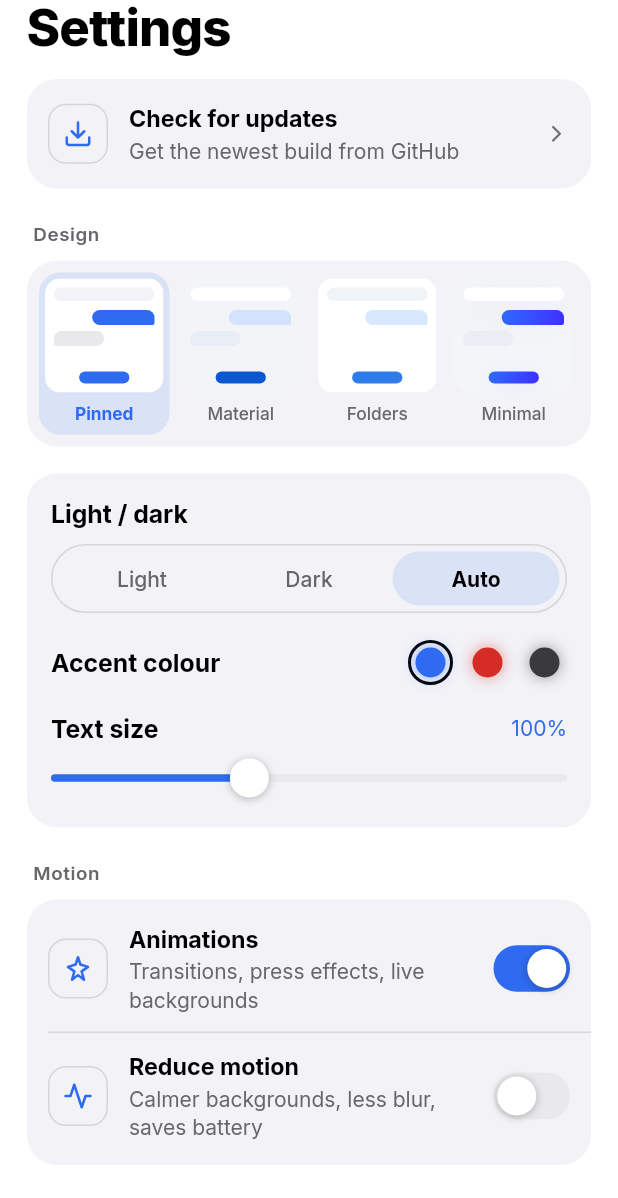
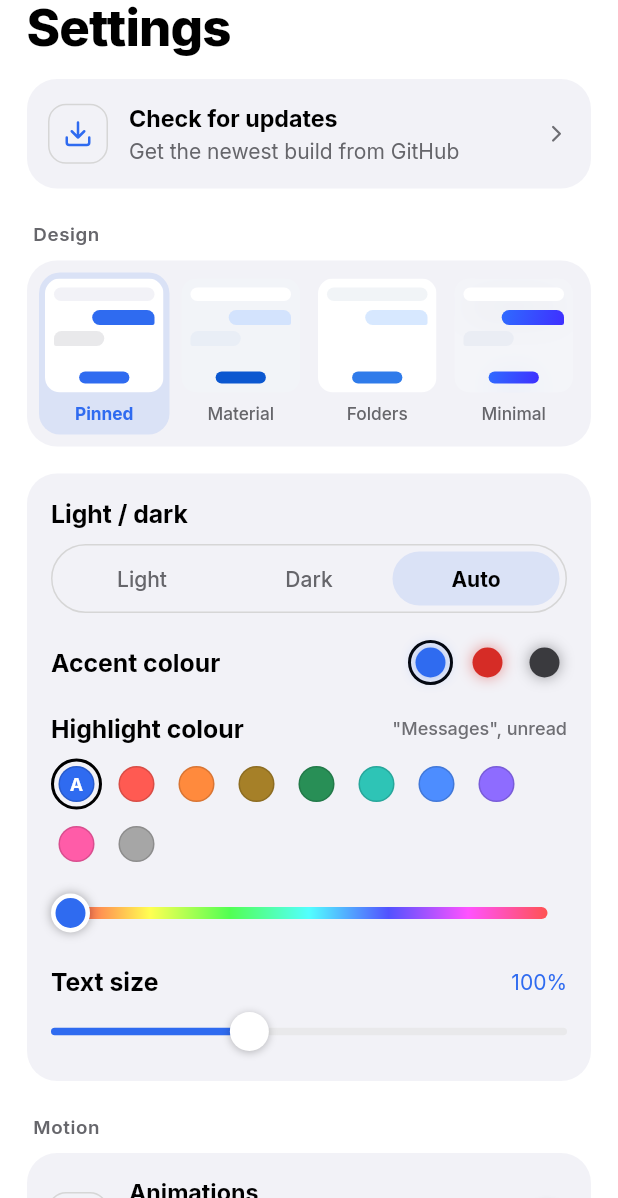
Before and after one commit to BlessJrz/Relay, a Flutter app: the SettingsScreen widget shown alone on an empty page, opened directly, on a phone screen of 412 x 824 dp, the part 38-1236 px from its top. Run offline on Flutter 3.47's test engine with Material 3 defaults, Android fonts, the phone set to English and light mode, and no system bars; our stand-ins replace camera, connectivity_plus, firebase_core, firebase_messaging, flutter_local_notifications, flutter_secure_storage and 7 more; missing offline and left inert: gal, mobile_scanner, photo_manager, record; accounts and stored records are empty.

Commit message:
Quick two-state home header; pick your own highlight colour
- Material home header now has two states, like Google Messages: big title
  in the middle, or small title in the top bar. A swipe up snaps it to the
  bar and a swipe down at the top snaps it back, in about 0.2 s, instead of
  following the scroll slowly. Unfolded it's always the small top-left title.
- Settings > Highlight colour: swatches plus a rainbow slider for the colour
  of "Messages", unread badges and times (the red bits). "A" = design default.

Co-Authored-By: Claude Opus 5.5 <noreply@anthropic.com>

```diff
--- a/lib/skins/messengers.dart
+++ b/lib/skins/messengers.dart
@@ -324,9 +324,9 @@ class MaterialSkin extends FlatSkin {
   @override
   Color outgoingText(Palette p) => p.dark ? p.text : const Color(0xFF041E49);
   @override
-  Color badge(Palette p) => p.dark ? const Color(0xFFFF6B63) : const Color(0xFFC0262D);
+  Color badge(Palette p) => p.highlight ?? (p.dark ? const Color(0xFFFF6B63) : const Color(0xFFC0262D));
   @override
-  Color onBadge(Palette p) => p.dark ? const Color(0xFF2A0A08) : const Color(0xFFFFFFFF);
+  Color onBadge(Palette p) => p.highlight != null ? Skin.inkOn(p.highlight!) : (p.dark ? const Color(0xFF2A0A08) : const Color(0xFFFFFFFF));
 
   AccentChoice _accentOf(Palette p) => accents.firstWhere((a) => a.dark == p.accent || a.light == p.accent, orElse: () => accents.first);
 
@@ -420,9 +420,9 @@ class FoldersSkin extends FlatSkin {
   @override
   Color outgoingText(Palette p) => p.dark ? const Color(0xFFFFFFFF) : const Color(0xFF0F1722);
   @override
-  Color badge(Palette p) => p.dark ? const Color(0xFFE5383B) : const Color(0xFFD2343A);
+  Color badge(Palette p) => p.highlight ?? (p.dark ? const Color(0xFFE5383B) : const Color(0xFFD2343A));
   @override
-  Color onBadge(Palette p) => const Color(0xFFFFFFFF);
+  Color onBadge(Palette p) => p.highlight != null ? Skin.inkOn(p.highlight!) : const Color(0xFFFFFFFF);
 
   @override
   Palette palette(bool dark, int accent) {
--- a/lib/skins/skin.dart
+++ b/lib/skins/skin.dart
@@ -26,7 +26,11 @@ class Palette {
   final Color danger;
   final List<Color> avatars;
 
+  /// The colour you picked for "Messages", unread badges and times (null = the design's own).
+  final Color? highlight;
+
   const Palette({
+    this.highlight,
     required this.dark,
     required this.bg,
     required this.surface,
@@ -48,7 +52,8 @@ class Palette {
     this.avatars = const [],
   });
 
-  Palette copyWith({Color? bg}) => Palette(
+  Palette copyWith({Color? bg, Color? highlight}) => Palette(
+        highlight: highlight ?? this.highlight,
         dark: dark,
         bg: bg ?? this.bg,
         surface: surface,
@@ -110,9 +115,12 @@ abstract class Skin {
   Color outgoingBubble(Palette p) => p.accent;
   Color outgoingText(Palette p) => p.onAccent;
 
-  /// Unread counts.
-  Color badge(Palette p) => p.accent;
-  Color onBadge(Palette p) => p.onAccent;
+  /// Unread counts, unread times and the "Messages" title. Your own pick wins.
+  Color badge(Palette p) => p.highlight ?? p.accent;
+  Color onBadge(Palette p) => p.highlight != null ? inkOn(p.highlight!) : p.onAccent;
+
+  /// Black or white, whichever reads better on [c].
+  static Color inkOn(Color c) => c.computeLuminance() > .4 ? const Color(0xFF111318) : const Color(0xFFFFFFFF);
 
   /// The floating "new message" button and the icon on it.
   Color fab(Palette p) => p.accent;
--- a/lib/state/settings.dart
+++ b/lib/state/settings.dart
@@ -56,6 +56,21 @@ class Settings extends ChangeNotifier {
   int accentFor(DesignId d) => prefs.getInt('accent_${d.name}') ?? 0;
   void setAccent(DesignId d, int i) {
     prefs.setInt('accent_${d.name}', i);
+    notifyListeners();
+  }
+
+  /// Your colour for "Messages", unread badges and times. Null = the design's own.
+  Color? get highlight {
+    final v = prefs.getInt('highlight_color');
+    return v == null ? null : Color(v);
+  }
+
+  set highlight(Color? c) {
+    if (c == null) {
+      prefs.remove('highlight_color');
+    } else {
+      prefs.setInt('highlight_color', c.toARGB32());
+    }
     notifyListeners();
   }
 
--- a/lib/ui/kit/scope.dart
+++ b/lib/ui/kit/scope.dart
@@ -60,5 +60,29 @@ Palette paletteFor(Settings s, Brightness platform) {
     ThemeModeChoice.light => false,
     ThemeModeChoice.system => platform == Brightness.dark,
   };
-  return skin.palette(dark, s.accentFor(s.design));
+  final p = skin.palette(dark, s.accentFor(s.design));
+  final h = s.highlight;
+  return h == null ? p : p.copyWith(highlight: highlightFor(h, dark));
 }
+
+/// Your highlight colour, nudged so it stays readable: very light picks get
+/// darker on a white background, very dark picks get lighter on black.
+Color highlightFor(Color c, bool dark) {
+  final l = c.computeLuminance();
+  if (!dark && l > .45) return Color.lerp(c, const Color(0xFF000000), .35)!;
+  if (dark && l < .06) return Color.lerp(c, const Color(0xFFFFFFFF), .35)!;
+  return c;
+}
+
+/// Colours offered for the highlight (the design's own red is "Default").
+const highlightChoices = <Color>[
+  Color(0xFFFF5A52), // red
+  Color(0xFFFF8A3D), // orange
+  Color(0xFFFFC53D), // gold
+  Color(0xFF3DDC84), // green
+  Color(0xFF2EC4B6), // teal
+  Color(0xFF4D8DFF), // blue
+  Color(0xFF8E6CFF), // purple
+  Color(0xFFFF5CA8), // pink
+  Color(0xFFFFFFFF), // white
+];
--- a/lib/ui/screens/settings_screen.dart
+++ b/lib/ui/screens/settings_screen.dart
@@ -78,6 +78,8 @@ class SettingsScreen extends StatelessWidget {
                 ),
               ),
           ]),
+          const SizedBox(height: 18),
+          const _HighlightPicker(),
           const SizedBox(height: 18),
           Row(children: [
             Expanded(child: Text('Text size', style: skin.headline(p))),
@@ -195,6 +197,84 @@ class SettingsScreen extends StatelessWidget {
         ],
       ),
     );
+  }
+}
+
+/// Your own colour for "Messages", unread badges and times: a few swatches,
+/// plus a rainbow slider for any colour.
+class _HighlightPicker extends StatelessWidget {
+  const _HighlightPicker();
+
+  @override
+  Widget build(BuildContext context) {
+    final skin = context.skin, p = context.pal, s = context.settings;
+    final mine = s.highlight;
+    final designDefault = skin.badge(skin.palette(p.dark, s.accentFor(s.design)));
+    Widget dot(Color c, bool on, VoidCallback tap, {String? label, Widget? inner}) => Semantics(
+          button: true,
+          selected: on,
+          label: label,
+          child: Pressable(
+            onTap: tap,
+            builder: (_) => AnimatedContainer(
+              duration: const Duration(milliseconds: 200),
+              width: 34,
+              height: 34,
+              padding: const EdgeInsets.all(3),
+              decoration: BoxDecoration(shape: BoxShape.circle, border: Border.all(color: on ? p.text : withA(p.text, 0), width: 2)),
+              child: Container(
+                decoration: BoxDecoration(shape: BoxShape.circle, color: c, border: Border.all(color: withA(p.text, .15))),
+                child: inner,
+              ),
+            ),
+          ),
+        );
+    final hue = mine == null ? 0.0 : HSVColor.fromColor(mine).hue / 360;
+    return Column(crossAxisAlignment: CrossAxisAlignment.stretch, children: [
+      Row(children: [
+        Expanded(child: Text('Highlight colour', style: skin.headline(p))),
+        Text('"Messages", unread', style: skin.caption(p)),
+      ]),
+      const SizedBox(height: 10),
+      Wrap(spacing: 6, runSpacing: 6, children: [
+        dot(designDefault, mine == null, () => s.highlight = null, label: 'Design default', inner: Center(child: Text('A', style: skin.caption(p).copyWith(color: Skin.inkOn(designDefault), fontWeight: FontWeight.w700)))),
+        for (final c in highlightChoices) dot(highlightFor(c, p.dark), mine?.toARGB32() == c.toARGB32(), () => s.highlight = c),
+      ]),
+      const SizedBox(height: 12),
+      // Any colour: slide along the rainbow.
+      Stack(alignment: Alignment.center, children: [
+        Positioned(
+          left: 13,
+          right: 13,
+          child: Container(
+            height: 8,
+            decoration: BoxDecoration(
+              borderRadius: BorderRadius.circular(4),
+              gradient: LinearGradient(colors: [for (var h = 0; h <= 360; h += 30) HSVColor.fromAHSV(1, h.toDouble() % 360, .68, 1).toColor()]),
+            ),
+          ),
+        ),
+        Opacity(
+          opacity: 0, // invisible: it only catches the drag; the rainbow and knob are drawn around it
+          child: SkSlider(value: hue, divisions: 72, onChanged: (v) => s.highlight = HSVColor.fromAHSV(1, (v * 360) % 360, .68, 1).toColor()),
+        ),
+        IgnorePointer(
+          child: Align(
+            alignment: Alignment(-1 + 2 * hue, 0),
+            child: Container(
+              width: 26,
+              height: 26,
+              decoration: BoxDecoration(
+                shape: BoxShape.circle,
+                color: mine ?? designDefault,
+                border: Border.all(color: const Color(0xFFFFFFFF), width: 3),
+                boxShadow: const [BoxShadow(color: Color(0x55000000), blurRadius: 5)],
+              ),
+            ),
+          ),
+        ),
+      ]),
+    ]);
   }
 }
 
```
Also changed, not shown: lib/ui/screens/chat_list.dart (+54 -58 lines), 2 other files.
